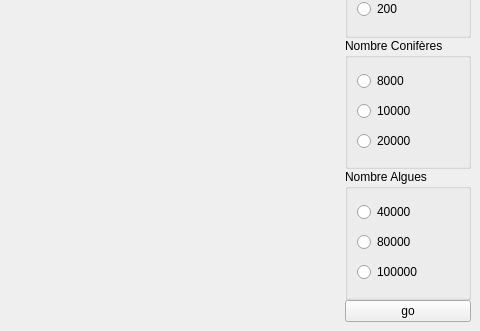
Qt form projet_graphique/projet_bis/fenetre1.ui (Fredecontre/ProjetCpp) before a commit; both pictures show x 482 to 962 and y 234 to 565 of the 962 by 565 pixel window.
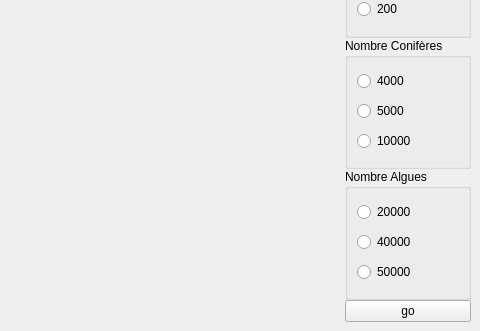
The same form after that commit.

```diff
--- a/projet_graphique/projet_bis/fenetre1.ui
+++ b/projet_graphique/projet_bis/fenetre1.ui
@@ -201,21 +201,21 @@
          <item>
           <widget class="QRadioButton" name="button_conifere_choix1">
            <property name="text">
-            <string>8000</string>
+            <string>4000</string>
            </property>
           </widget>
          </item>
          <item>
           <widget class="QRadioButton" name="button_conifere_choix2">
            <property name="text">
-            <string>10000</string>
+            <string>5000</string>
            </property>
           </widget>
          </item>
          <item>
           <widget class="QRadioButton" name="button_conifere_choix3">
            <property name="text">
-            <string>20000</string>
+            <string>10000</string>
            </property>
           </widget>
          </item>
@@ -231,21 +231,21 @@
          <item>
           <widget class="QRadioButton" name="button_algue_choix1">
            <property name="text">
-            <string>40000</string>
+            <string>20000</string>
            </property>
           </widget>
          </item>
          <item>
           <widget class="QRadioButton" name="button_algue_choix2">
            <property name="text">
-            <string>80000</string>
+            <string>40000</string>
            </property>
           </widget>
          </item>
          <item>
           <widget class="QRadioButton" name="button_algue_choix3">
            <property name="text">
-            <string>100000</string>
+            <string>50000</string>
            </property>
           </widget>
          </item>
```
